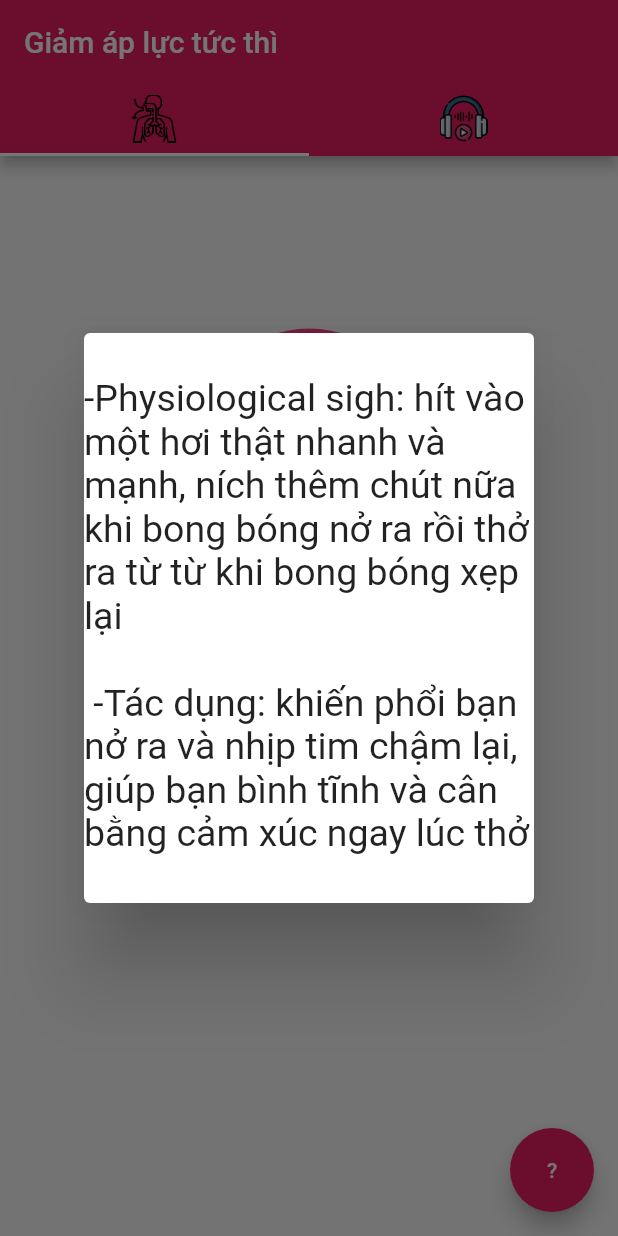
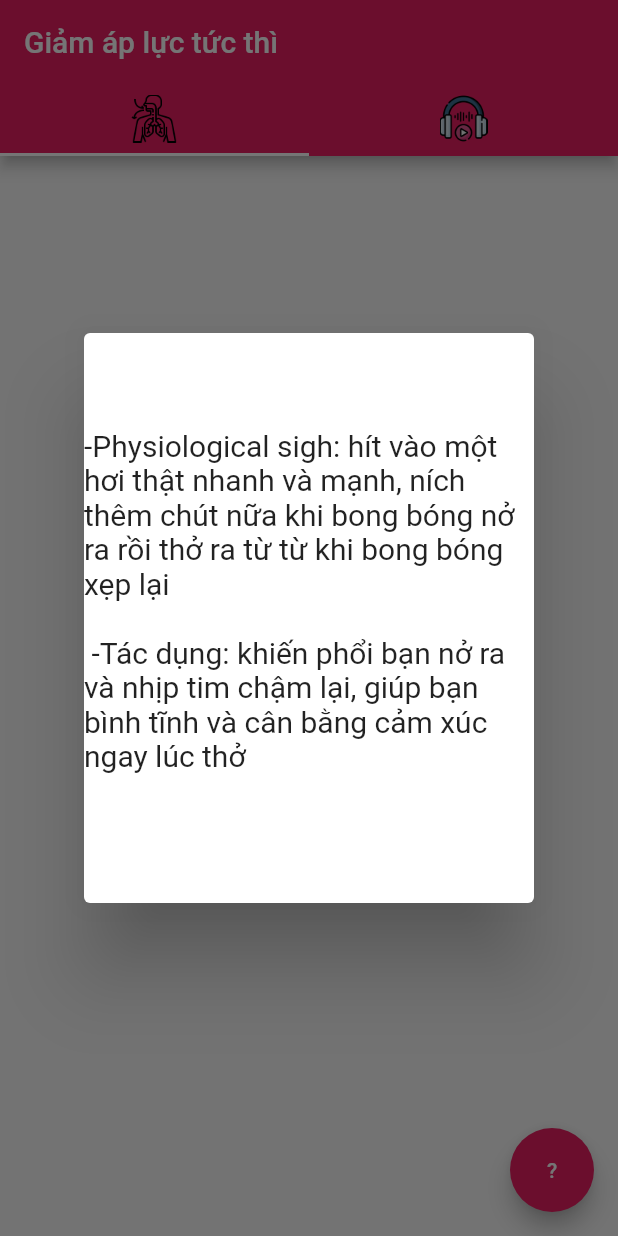
Before and after one commit to thivux/cp22_stress, a Flutter app: the screen it shows after launch, after a tap on an icon or button, on a phone screen of 412 x 824 dp. Run offline on Flutter 3.47's test engine with Material 2 defaults, Android fonts, the phone set to English and light mode, and no system bars; our stand-ins replace audioplayers.

Commit message:
change font size in ? & bubble size

```diff
--- a/lib/nsdr.dart
+++ b/lib/nsdr.dart
@@ -173,7 +173,7 @@ class NSDRState extends State<NSDR> {
                   '- Lắng nghe và làm theo chỉ dẫn trong đoạn ghi âm \n\n- Tác dụng: giúp bạn thư giãn nhanh và sâu, chìm vào giấc ngủ hoặc ngủ trở lại nếu thức dậy giữa chừng lúc nửa đêm, có thể dùng để thay thế giấc ngủ đã mất\n',
                       // '- Nguồn khoa học nghiên cứu (trích): published by Front Psychiatry (https://www.ncbi.nlm.nih.gov/pmc/articles/PMC6361823/)',
                   style: TextStyle(
-                    fontSize: 25,
+                    fontSize: 20,
                   ),
                 ),
               ),
--- a/lib/phy_sigh.dart
+++ b/lib/phy_sigh.dart
@@ -75,7 +75,7 @@ class BubbleState extends State<Bubble> with SingleTickerProviderStateMixin {
                   ' -Tác dụng: khiến phổi bạn nở ra và nhịp tim chậm lại, giúp bạn bình tĩnh và cân bằng cảm xúc ngay lúc thở \n\n',
                 // ' -Nguồn khoa học: https://scopeblog.stanford.edu/2020/10/07/how-stress-affects-your-brain-and-how-to-reverse-it/',
                   style: TextStyle(
-                    fontSize: 25,
+                    fontSize: 20,
                   ),
                 ),
               ),
@@ -127,7 +127,7 @@ class CircleBox extends StatelessWidget {
         alignment: const Alignment(0, -1),
         child: SizedBox(
           width: 350,
-          height: 380,
+          height: 400,
           // color: Colors.red,   // uncomment to see container
           child: Container(
             margin: EdgeInsets.all(_marginAnimation.value),
```
